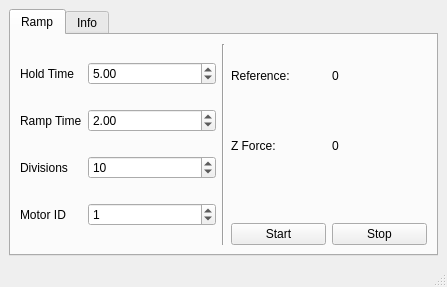
uf-mil-archive/sub-2012, file MotorCalibrate/forms/mainwindow.ui: the form before one commit.
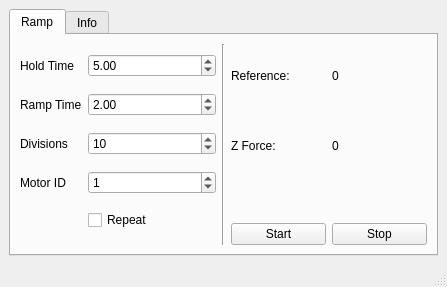
The form after the commit.

```diff
--- a/MotorCalibrate/forms/mainwindow.ui
+++ b/MotorCalibrate/forms/mainwindow.ui
@@ -110,6 +110,13 @@
             </property>
            </widget>
           </item>
+          <item row="4" column="1">
+           <widget class="QCheckBox" name="repeatCheckbox">
+            <property name="text">
+             <string>Repeat</string>
+            </property>
+           </widget>
+          </item>
          </layout>
         </item>
         <item>
```
Left out of the diff: 9 changed lines with no effect on the pictures.
